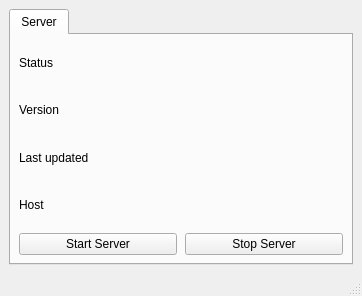
CLSA/cypress, file dcs/client/ui/main_window.ui: the form before one commit.
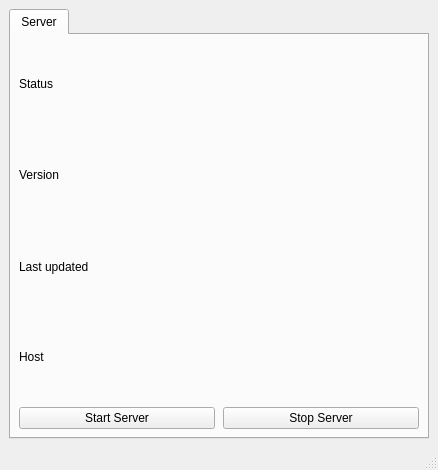
The form after the commit.

What changed in the file:
```diff
--- a/dcs/client/ui/main_window.ui
+++ b/dcs/client/ui/main_window.ui
@@ -6,8 +6,8 @@
    <rect>
     <x>0</x>
     <y>0</y>
-    <width>362</width>
-    <height>296</height>
+    <width>438</width>
+    <height>470</height>
    </rect>
   </property>
   <property name="sizePolicy">
```
Left out of the diff: 2 changed lines with no effect on the pictures.
